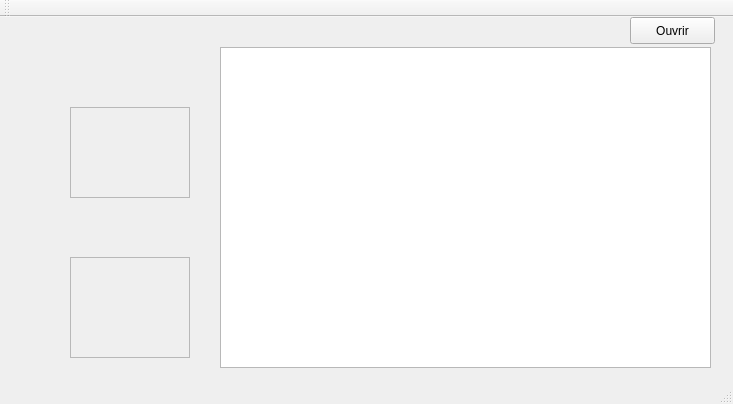
Old version of the form Qt_client/mainwindow.ui in the repository elekmad/TagFolders.
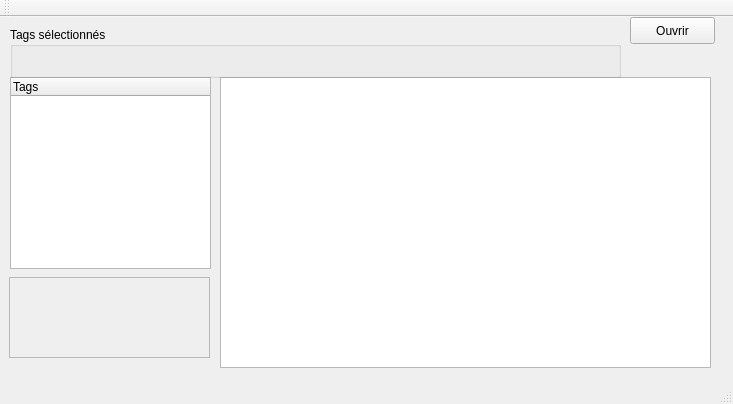
New version of the form.

Commit message: Les include tags sont maintenant dans une liste view. Plus joli, et quand on les sélectionne par double clic, ils apparaissent en haut. * Début

What changed in the file:
```diff
--- a/Qt_client/mainwindow.ui
+++ b/Qt_client/mainwindow.ui
@@ -18,9 +18,9 @@
     <property name="geometry">
      <rect>
       <x>220</x>
-      <y>30</y>
+      <y>60</y>
       <width>491</width>
-      <height>321</height>
+      <height>291</height>
      </rect>
     </property>
     <property name="contextMenuPolicy">
@@ -62,10 +62,10 @@
    <widget class="QScrollArea" name="ExcludeTagsList">
     <property name="geometry">
      <rect>
-      <x>70</x>
-      <y>240</y>
-      <width>120</width>
-      <height>101</height>
+      <x>9</x>
+      <y>260</y>
+      <width>201</width>
+      <height>81</height>
      </rect>
     </property>
     <property name="contextMenuPolicy">
@@ -79,8 +79,8 @@
       <rect>
        <x>0</x>
        <y>0</y>
-       <width>118</width>
-       <height>99</height>
+       <width>199</width>
+       <height>79</height>
       </rect>
      </property>
     </widget>
@@ -111,6 +111,48 @@
      <string>Ouvrir</string>
     </property>
    </widget>
+   <widget class="QTreeWidget" name="treeWidget">
+    <property name="geometry">
+     <rect>
+      <x>10</x>
+      <y>60</y>
+      <width>201</width>
+      <height>192</height>
+     </rect>
+    </property>
+    <property name="contextMenuPolicy">
+     <enum>Qt::CustomContextMenu</enum>
+    </property>
+    <column>
+     <property name="text">
+      <string>Tags</string>
+     </property>
+    </column>
+   </widget>
+   <widget class="QGroupBox" name="SelectedTags">
+    <property name="geometry">
+     <rect>
+      <x>10</x>
+      <y>10</y>
+      <width>611</width>
+      <height>51</height>
+     </rect>
+    </property>
+    <property name="title">
+     <string>Tags sélectionnés</string>
+    </property>
+    <widget class="QWidget" name="horizontalLayoutWidget">
+     <property name="geometry">
+      <rect>
+       <x>9</x>
+       <y>20</y>
+       <width>601</width>
+       <height>21</height>
+      </rect>
+     </property>
+     <layout class="QHBoxLayout" name="UnselectTagsHL"/>
+    </widget>
+   </widget>
   </widget>
   <widget class="QMenuBar" name="menuBar">
    <property name="geometry">
```
Left out of the diff: 10 changed lines with no effect on the pictures. The commit also changes 2 other files.
